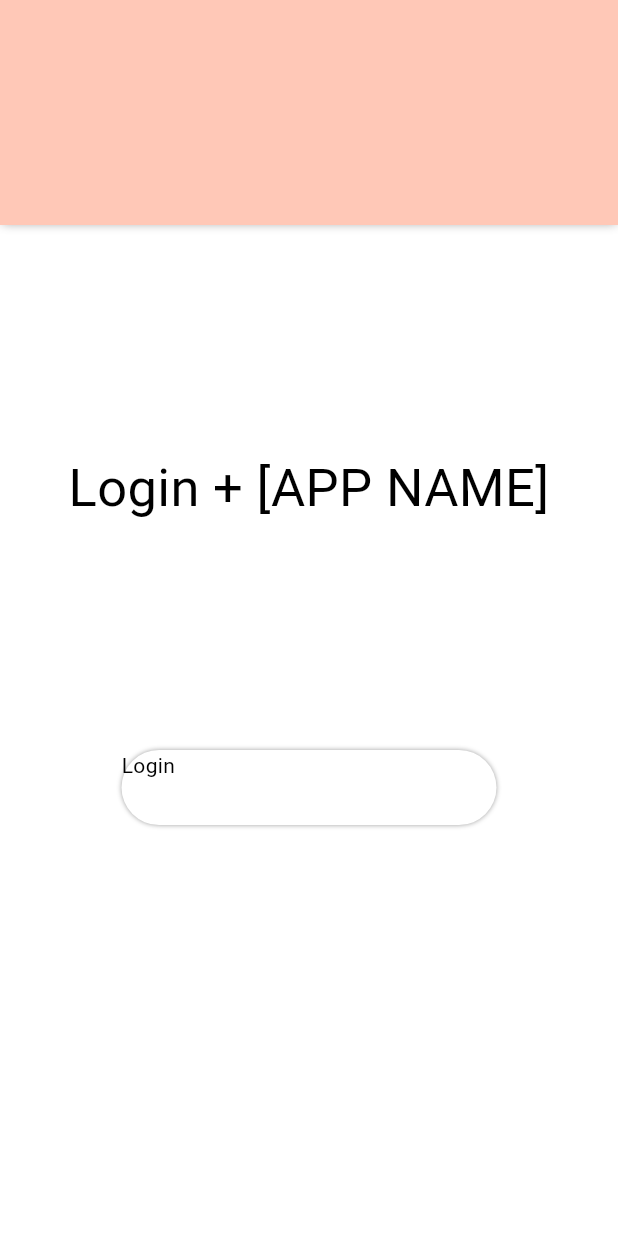
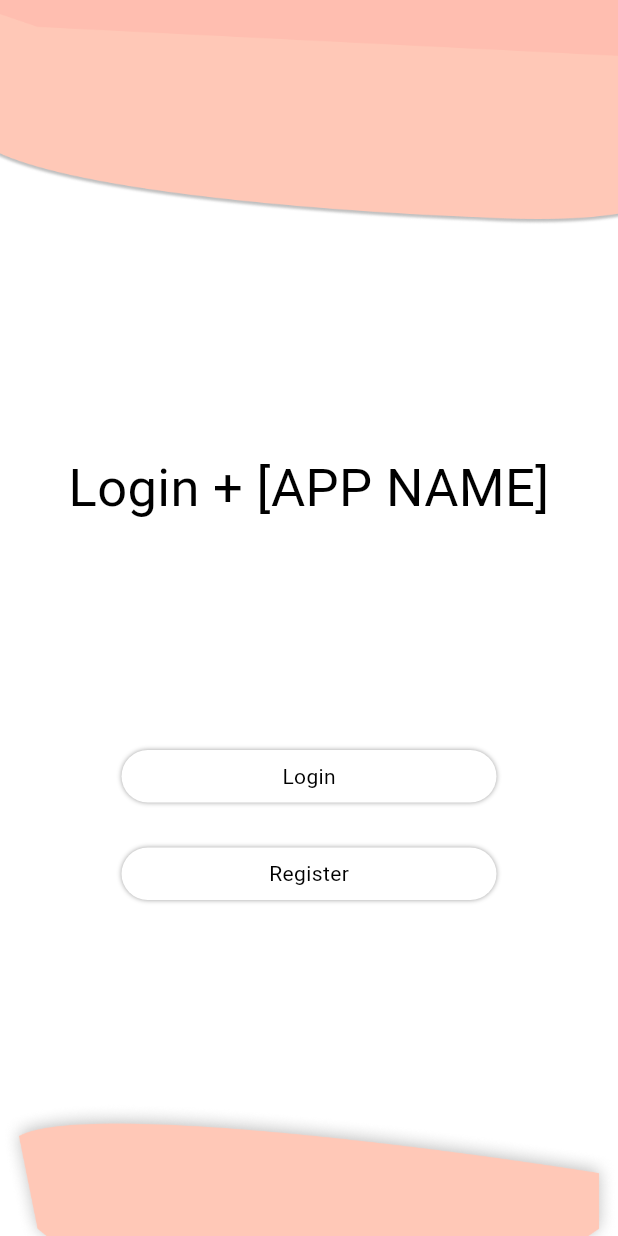
Before and after one commit to SpeakUP-Mobile/SpeakUP-App, a Flutter app: the screen it shows after launch, on a phone screen of 412 x 824 dp. Run offline on Flutter 3.47's test engine with Material 3 defaults, Android fonts, the phone set to English and light mode, and no system bars.

Commit message:
More progress on login UI

```diff
--- a/lib/login_screen/public_speak_login.dart
+++ b/lib/login_screen/public_speak_login.dart
@@ -12,16 +12,28 @@ class _PublicSpeakLoginState extends State<PublicSpeakLogin> {
   Widget build(BuildContext context) {
     return Scaffold(
       body: Column(children: [
-        //TODO: Add an image to the top instead of just a sqare
-        Container(
-            height: 150,
+        Stack(children: [
+          Container(
+            height: 100,
             decoration: const BoxDecoration(
               shape: BoxShape.rectangle,
-              color: Color(0xffFFC8B7),
-              boxShadow: [
-                BoxShadow(color: Colors.grey, spreadRadius: -1, blurRadius: 5),
-              ],
-            )),
+              color: Color(0xffFFBEB0),
+            ),
+          ),
+          Container(
+              height: 150,
+              decoration: const BoxDecoration(
+                image: DecorationImage(
+                  fit: BoxFit.cover,
+                  image: AssetImage('assets/login_screen_top.png'),
+                ),
+                shape: BoxShape.rectangle,
+                //color: Color(0xffFFC8B7),
+                // boxShadow: [
+                //   BoxShadow(color: Colors.grey, spreadRadius: -1, blurRadius: 5),
+                // ],
+              )),
+        ]),
         const SizedBox(height: 150),
         const Text(
           'Login + [APP NAME]',
@@ -32,7 +44,7 @@ class _PublicSpeakLoginState extends State<PublicSpeakLogin> {
         ),
         const SizedBox(height: 150),
         Container(
-          height: 50,
+          height: 35,
           width: 250,
           decoration: const BoxDecoration(
               color: Colors.white,
@@ -40,10 +52,32 @@ class _PublicSpeakLoginState extends State<PublicSpeakLogin> {
               boxShadow: [
                 BoxShadow(color: Colors.grey, spreadRadius: 0, blurRadius: 2.5),
               ]),
-          child: const Text(
-            'Login',
+          child: const Center(
+            child: Text(
+              'Login',
+            ),
           ),
         ),
+        const SizedBox(
+          height: 30,
+        ),
+        Container(
+          height: 35,
+          width: 250,
+          decoration: const BoxDecoration(
+              color: Colors.white,
+              borderRadius: BorderRadius.all(Radius.circular(30)),
+              boxShadow: [
+                BoxShadow(color: Colors.grey, spreadRadius: 0, blurRadius: 2.5),
+              ]),
+          child: const Center(
+            child: Text('Register'),
+          ),
+        ),
+        const SizedBox(
+          height: 135,
+        ),
+        const Image(image: AssetImage("assets/login_screen_bottom.png"))
       ]),
     );
   }
--- a/pubspec.yaml
+++ b/pubspec.yaml
@@ -17,3 +17,5 @@ dev_dependencies:
 
 flutter:
   uses-material-design: true
+  assets:
+    - assets/
```
Also changed, not shown: assets/login_screen_bottom.png (added), assets/login_screen_top.png (added).
